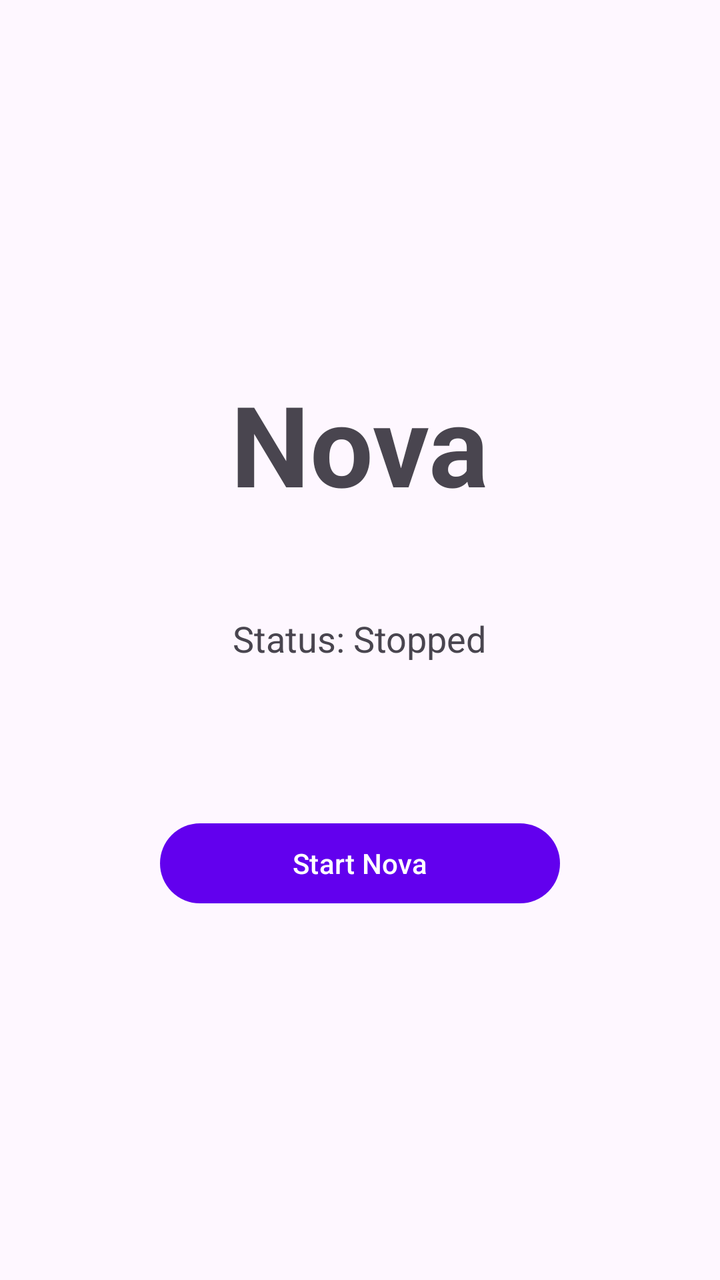
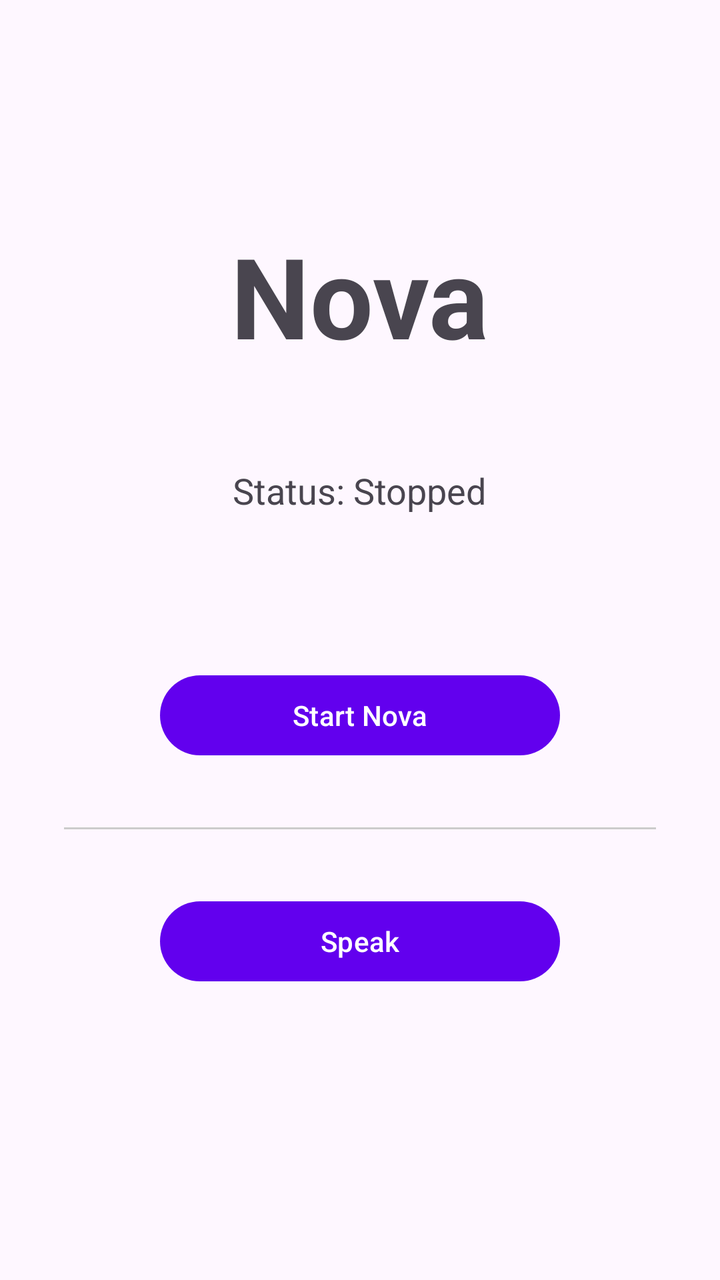

The first picture is an Android layout as it rendered before a commit; the second is the same layout after the commit. The layout source and the unified diff follow.
<!-- AndroidManifest.xml: application theme Theme.Nova -->
<!-- res/layout/activity_main.xml -->
<?xml version="1.0" encoding="utf-8"?>
<LinearLayout xmlns:android="http://schemas.android.com/apk/res/android"
    android:layout_width="match_parent"
    android:layout_height="match_parent"
    android:gravity="center"
    android:orientation="vertical"
    android:padding="32dp">

    <TextView
        android:layout_width="wrap_content"
        android:layout_height="wrap_content"
        android:layout_marginBottom="48dp"
        android:text="Nova"
        android:textSize="56sp"
        android:textStyle="bold" />

    <TextView
        android:id="@+id/tvStatus"
        android:layout_width="wrap_content"
        android:layout_height="wrap_content"
        android:layout_marginBottom="8dp"
        android:text="Status: Stopped"
        android:textSize="18sp" />

    <TextView
        android:id="@+id/tvAddress"
        android:layout_width="wrap_content"
        android:layout_height="wrap_content"
        android:layout_marginBottom="48dp"
        android:fontFamily="monospace"
        android:text=""
        android:textSize="15sp" />

    <Button
        android:id="@+id/btnToggle"
        android:layout_width="200dp"
        android:layout_height="wrap_content"
        android:text="Start Nova" />

</LinearLayout>
<!-- resources referenced by this layout -->
<resources>
  <style name="Theme.Nova" parent="Theme.Material3.DayNight.NoActionBar">
          <item name="colorPrimary">@color/nova_primary</item>
          <item name="colorSecondary">@color/nova_secondary</item>
      </style>
  <color name="nova_primary">#6200EE</color>
  <color name="nova_secondary">#03DAC5</color>
</resources>

<!-- the commit's change to res/layout/activity_main.xml (unified diff, before → after) -->
@@ -37,4 +37,26 @@
         android:layout_height="wrap_content"
         android:text="Start Nova" />
 
+    <View
+        android:layout_width="match_parent"
+        android:layout_height="1dp"
+        android:layout_marginTop="32dp"
+        android:layout_marginBottom="32dp"
+        android:background="#CCCCCC" />
+
+    <Button
+        android:id="@+id/btnMic"
+        android:layout_width="200dp"
+        android:layout_height="wrap_content"
+        android:text="Speak" />
+
+    <TextView
+        android:id="@+id/tvTranscript"
+        android:layout_width="wrap_content"
+        android:layout_height="wrap_content"
+        android:layout_marginTop="16dp"
+        android:gravity="center"
+        android:text=""
+        android:textSize="14sp" />
+
 </LinearLayout>
